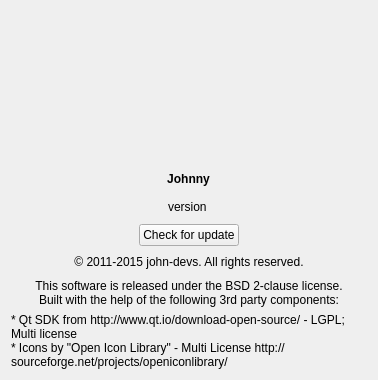
First picture: the form in forms/aboutwidget.ui, repository openwall/johnny, before the edit.
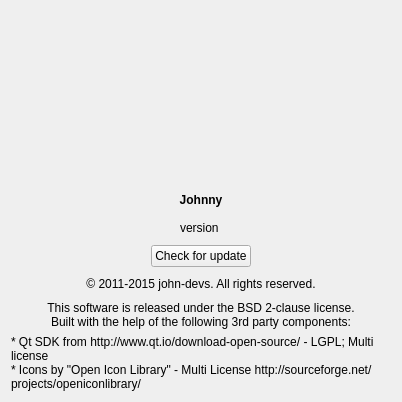
Second picture: the form after the edit. Icons and pictures are not drawn.

Commit message: Replace item align property for something that works in old qt version in aboutWidget (<qt 4.8 problem)

The edit to the form file:
```diff
--- a/forms/aboutwidget.ui
+++ b/forms/aboutwidget.ui
@@ -9,12 +9,17 @@
    <rect>
     <x>0</x>
     <y>0</y>
-    <width>378</width>
-    <height>380</height>
+    <width>402</width>
+    <height>402</height>
    </rect>
   </property>
   <layout class="QVBoxLayout" name="verticalLayout">
-   <item alignment="Qt::AlignHCenter">
+   <item>
+    <layout class="QHBoxLayout" name="horizontalLayout">
+     <property name="bottomMargin">
+      <number>20</number>
+     </property>
+     <item>
     <widget class="QLabel" name="johnnyLogo">
      <property name="sizePolicy">
       <sizepolicy hsizetype="Fixed" vsizetype="Fixed">
@@ -45,6 +50,8 @@
      </property>
     </widget>
    </item>
+    </layout>
+   </item>
    <item>
     <spacer name="verticalSpacer">
      <property name="orientation">
@@ -61,7 +68,7 @@
      </property>
     </spacer>
    </item>
-   <item alignment="Qt::AlignHCenter">
+   <item>
     <widget class="QLabel" name="label">
      <property name="font">
       <font>
@@ -80,7 +87,7 @@
      </property>
     </widget>
    </item>
-   <item alignment="Qt::AlignHCenter">
+   <item>
     <widget class="QLabel" name="versionLabel">
      <property name="text">
       <string>version </string>
@@ -93,7 +100,9 @@
      </property>
     </widget>
    </item>
-   <item alignment="Qt::AlignHCenter">
+   <item>
+     <layout class="QHBoxLayout" name="horizontalLayout_3">
+      <item>
     <widget class="QPushButton" name="checkUpdateButton">
      <property name="sizePolicy">
       <sizepolicy hsizetype="Fixed" vsizetype="Fixed">
@@ -104,10 +113,15 @@
      <property name="toolTip">
       <string/>
      </property>
+        <property name="layoutDirection">
+         <enum>Qt::LeftToRight</enum>
+        </property>
      <property name="text">
       <string>Check for update</string>
      </property>
     </widget>
+      </item>
+     </layout>
    </item>
    <item>
     <widget class="QLabel" name="label_3">
```
Lines whose indentation alone changed are shown as unchanged.
